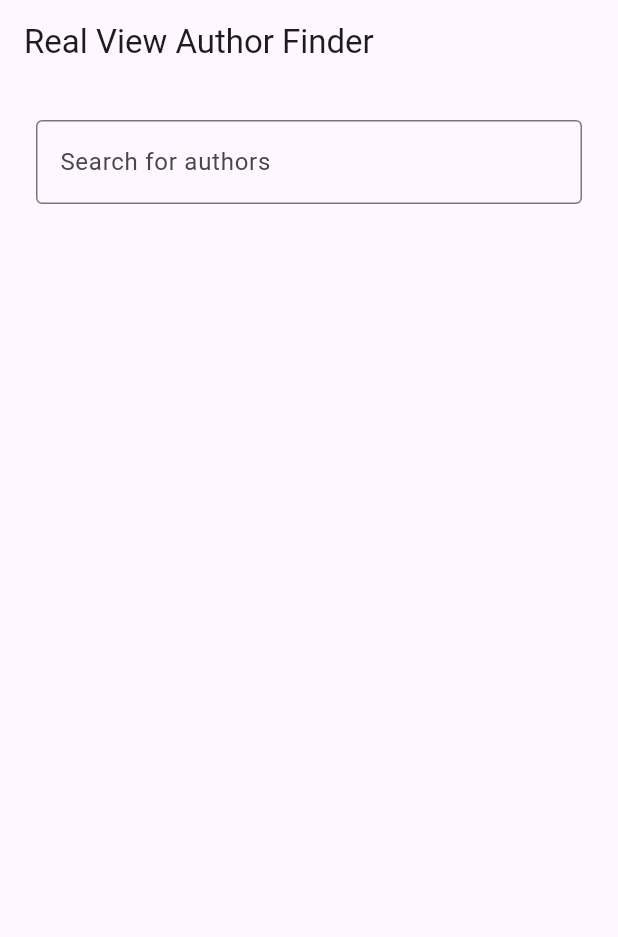
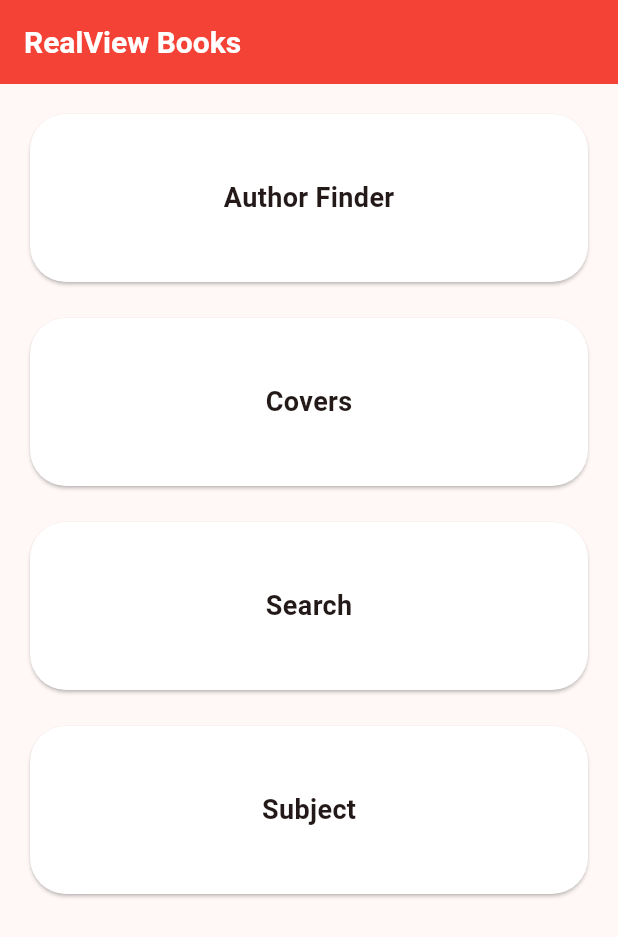
Before and after one commit to alvynfash/realview, a Flutter app: the screen it shows after launch, on a phone screen of 412 x 824 dp. Shown: the top 937 px of the screen. Run offline on Flutter 3.47's test engine with Material 2 defaults, Android fonts, the phone set to English and light mode, and no system bars; our stand-ins replace equatable, flutter_bloc.

Commit message:
Updated UI with feature selection

```diff
--- a/realview_book_app/lib/features/authors/presentation/screens/author_search_screen.dart
+++ b/realview_book_app/lib/features/authors/presentation/screens/author_search_screen.dart
@@ -20,7 +20,7 @@
       ),
       child: Scaffold(
         appBar: AppBar(
-          title: const Text('Real View Author Finder'),
+          title: const Text('Author Finder'),
         ),
         body: BlocConsumer<AuthorSearchCubit, AuthorSearchState>(
           listener: (context, state) {
--- a/realview_book_app/lib/main.dart
+++ b/realview_book_app/lib/main.dart
@@ -12,10 +12,124 @@
   Widget build(BuildContext context) {
     return MaterialApp(
       theme: ThemeData(
-        colorScheme: ColorScheme.fromSeed(seedColor: Colors.deepPurple),
+        colorScheme: ColorScheme.fromSeed(seedColor: Colors.red),
         useMaterial3: true,
+        appBarTheme: const AppBarTheme(
+          backgroundColor: Colors.red,
+          titleTextStyle: TextStyle(
+            color: Colors.white,
+            fontSize: 20,
+            fontWeight: FontWeight.bold,
+          ),
+          iconTheme: IconThemeData(
+            color: Colors.white,
+          ),
+        ),
       ),
-      home: const AuthorSearchScreen(),
+      home: HomeScreen(),
     );
   }
 }
+
+class HomeScreen extends StatelessWidget {
+  HomeScreen({super.key});
+
+  final Map<String, bool> features = {
+    'Author Finder': true,
+    'Covers': false,
+    'Search': false,
+    'Subject': false,
+  };
+
+  @override
+  Widget build(BuildContext context) {
+    return Scaffold(
+      appBar: AppBar(
+        title: const Text('RealView Books'),
+        // backgroundColor: Colors.red,
+      ),
+      body: Padding(
+        padding: const EdgeInsets.all(16),
+        child: ListView.separated(
+          itemCount: features.length,
+          itemBuilder: (context, index) {
+            final feature = features.entries.elementAt(index);
+            return SizedBox(
+              height: 120,
+              child: InkWell(
+                onTap: () {
+                  Navigator.push(
+                    context,
+                    MaterialPageRoute(
+                      builder: (context) => getFeature(
+                        feature.key,
+                      ),
+                    ),
+                  );
+                },
+                child: Card(
+                  color: Colors.white,
+                  shape: RoundedRectangleBorder(
+                    borderRadius: BorderRadius.circular(24),
+                  ),
+                  child: Stack(
+                    children: [
+                      Center(
+                        child: Text(
+                          feature.key,
+                          style: const TextStyle(
+                            fontSize: 18,
+                            fontWeight: FontWeight.bold,
+                          ),
+                        ),
+                      ),
+                    ],
+                  ),
+                ),
+              ),
+            );
+          },
+          separatorBuilder: (BuildContext context, int index) {
+            return const SizedBox(
+              height: 16,
+            );
+          },
+        ),
+      ),
+    );
+  }
+
+  Widget getFeature(String featureName) {
+    switch (featureName) {
+      case 'Author Finder':
+        return const AuthorSearchScreen();
+      default:
+        return const FeatureNotAvailable(featureName: 'Feature not available');
+    }
+  }
+}
+
+class FeatureNotAvailable extends StatelessWidget {
+  const FeatureNotAvailable({required this.featureName, super.key});
+
+  final String featureName;
+
+  @override
+  Widget build(BuildContext context) {
+    return Scaffold(
+      appBar: AppBar(
+        title: Text(featureName),
+        // backgroundColor: Colors.red,
+      ),
+      body: const Center(
+        child: Text(
+          'Feature not available',
+          style: TextStyle(
+            fontSize: 18,
+            fontWeight: FontWeight.bold,
+          ),
+        ),
+      ),
+    );
+  }
+}
```
